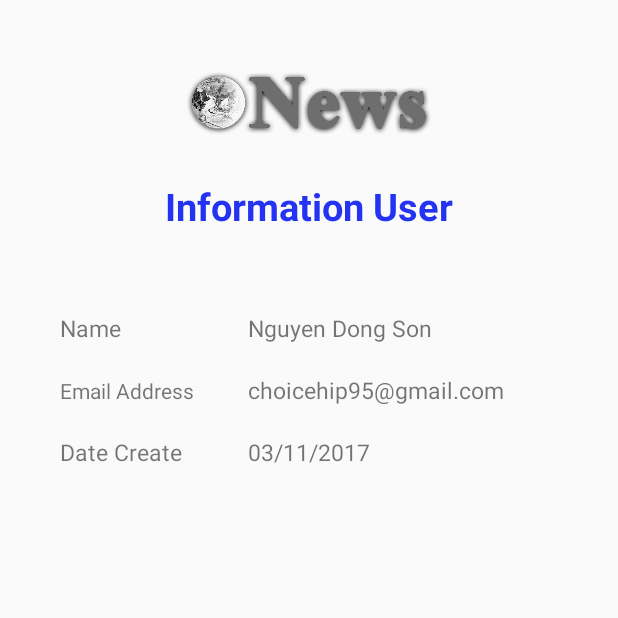
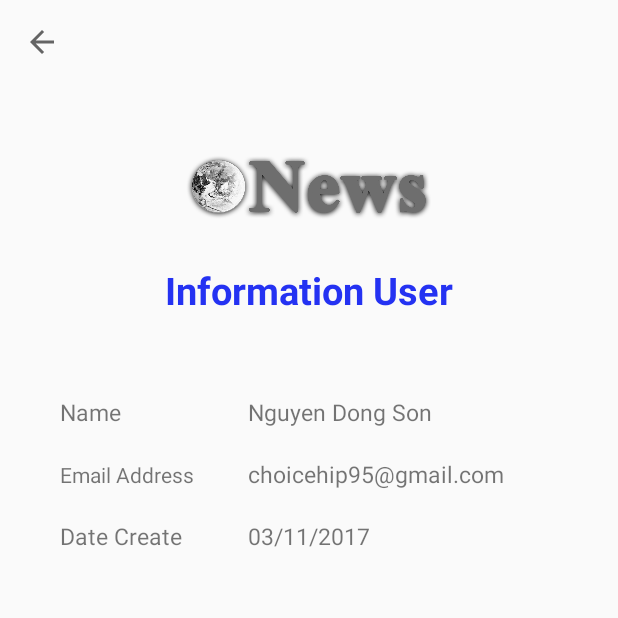
Before and after one commit to hienhopham/Onews-NMCNPM, an Android app: the InfoUserActivity screen opened directly, with no data from a screen before it, on a phone screen of 412 x 824 dp, the top half of it. Run offline under Robolectric (Android 15) with nearby library versions, the phone set to English and light mode, and no system bars.

Commit message:
edit diferrent adapter, set intent to info user activity

```diff
--- a/Onews-mobile-android/Onews/app/src/main/AndroidManifest.xml
+++ b/Onews-mobile-android/Onews/app/src/main/AndroidManifest.xml
@@ -23,7 +23,7 @@
         <activity android:name=".view.LoginActivity" />
         <activity android:name=".view.RegisterActivity" />
         <activity android:name=".view.EditPasswordActivity" />
-        <activity android:name=".view.InfoUserActivity"></activity>
+        <activity android:name=".view.InfoUserActivity" />
     </application>
 
 </manifest>
--- a/Onews-mobile-android/Onews/app/src/main/java/com/example/dongson/onews/view/InfoUserActivity.java
+++ b/Onews-mobile-android/Onews/app/src/main/java/com/example/dongson/onews/view/InfoUserActivity.java
@@ -2,14 +2,49 @@ package com.example.dongson.onews.view;
 
 import android.support.v7.app.AppCompatActivity;
 import android.os.Bundle;
+import android.support.v7.widget.Toolbar;
+import android.widget.TextView;
 
+import com.example.dongson.onews.Models.SessionManager;
 import com.example.dongson.onews.R;
 
+import java.util.HashMap;
+
 public class InfoUserActivity extends AppCompatActivity {
+    private SessionManager session;
+    private TextView tv_username;
+    private TextView tv_email;
+    private TextView tv_createed_time;
+
 
     @Override
     protected void onCreate(Bundle savedInstanceState) {
         super.onCreate(savedInstanceState);
         setContentView(R.layout.activity_info_user);
+        Toolbar toolbar = (Toolbar) findViewById(R.id.toolbar);
+        setSupportActionBar(toolbar);
+        getSupportActionBar().setDisplayHomeAsUpEnabled(true);
+        getSupportActionBar().setDisplayShowTitleEnabled(false);
+        tv_username = (TextView)findViewById(R.id.tv_nameuser_info) ;
+        tv_email = (TextView)findViewById(R.id.tv_email_info) ;
+        tv_createed_time = (TextView)findViewById(R.id.tv_createdtime_info) ;
+
+        session = new SessionManager(getApplicationContext());
+        if (session.checkLogin() == false) {
+
+        }else{
+            HashMap<String, String> user = session.getUserDetails();
+            String name = user.get(SessionManager.KEY_NAME);
+            String email = user.get(SessionManager.KEY_EMAIL);
+            tv_username.setText(name);
+            tv_email.setText(email);
+        }
+    }
+
+    @Override
+    public boolean onSupportNavigateUp() {
+        onBackPressed();
+        overridePendingTransition(0, 0);
+        return true;
     }
 }
--- a/Onews-mobile-android/Onews/app/src/main/java/com/example/dongson/onews/view/LoginActivity.java
+++ b/Onews-mobile-android/Onews/app/src/main/java/com/example/dongson/onews/view/LoginActivity.java
@@ -1,16 +1,14 @@
 package com.example.dongson.onews.view;
 
 import android.content.Intent;
+import android.os.Bundle;
 import android.support.v7.app.AppCompatActivity;
-import android.os.Bundle;
 import android.support.v7.widget.Toolbar;
 import android.view.View;
 import android.widget.Button;
 import android.widget.EditText;
-import android.widget.Toast;
 
 import com.example.dongson.onews.Common.AlertDialogManager;
-import com.example.dongson.onews.Common.FunctionCommon;
 import com.example.dongson.onews.Models.SessionManager;
 import com.example.dongson.onews.R;
 
@@ -54,6 +52,7 @@ public class LoginActivity extends AppCompatActivity {
                     if (username.equals("admin") || password.equals("admin")) {
                         session.createLoginSession("admin", "admin@gmail.com");
                         Intent main = new Intent(getApplicationContext(), MainActivity.class);
+                        main.setFlags(Intent.FLAG_ACTIVITY_NEW_TASK | Intent.FLAG_ACTIVITY_CLEAR_TASK);
                         startActivity(main);
                         finish();
                     } else {
--- a/Onews-mobile-android/Onews/app/src/main/res/layout/activity_info_user.xml
+++ b/Onews-mobile-android/Onews/app/src/main/res/layout/activity_info_user.xml
@@ -3,8 +3,18 @@
     xmlns:tools="http://schemas.android.com/tools"
     android:layout_width="match_parent"
     android:layout_height="match_parent"
+    xmlns:app="http://schemas.android.com/apk/res-auto"
     android:orientation="vertical"
     tools:context="com.example.dongson.onews.view.InfoUserActivity">
+
+    <android.support.v7.widget.Toolbar
+        android:id="@+id/toolbar"
+        android:layout_width="match_parent"
+        android:layout_height="?attr/actionBarSize"
+        android:background="@color/transparent"
+        app:popupTheme="@style/AppTheme.PopupOverlay">
+
+    </android.support.v7.widget.Toolbar>
 
     <ImageView
         android:id="@+id/img_logo"
```
Also changed, not shown: Onews-mobile-android/Onews/app/src/main/java/com/example/dongson/onews/Adapters/DifferentRowAdapter.java (+36 -3 lines), Onews-mobile-android/Onews/app/src/main/java/com/example/dongson/onews/view/MainActivity.java (+11 -1 lines), Onews-mobile-android/Onews/app/src/main/java/com/example/dongson/onews/view/MainFragment.java (+8 -2 lines).
